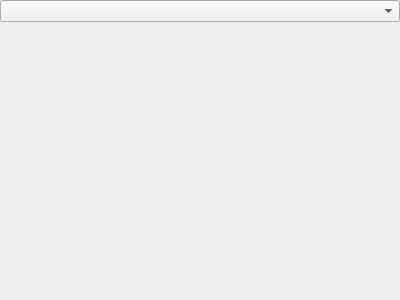
Qt form src/ui/qt/detail/ngp_flashmasta_cartridge_widget.ui (TheFlav/Flash-Masta-Desktop) before a commit.
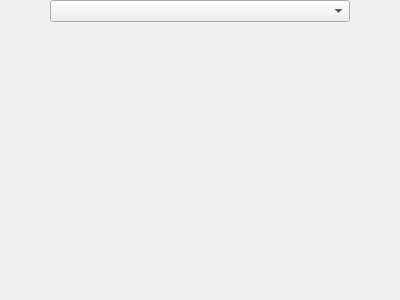
The same form after that commit.

Commit message:
Numerous layout improvements
* Updated layout for NgpFlashmastaCartridgeWidget
* Updated layout for NgpFmCartridgeInfoWidget

The edit to the form file:
```diff
--- a/src/ui/qt/detail/ngp_flashmasta_cartridge_widget.ui
+++ b/src/ui/qt/detail/ngp_flashmasta_cartridge_widget.ui
@@ -27,7 +27,59 @@
     <number>0</number>
    </property>
    <item>
-    <widget class="QComboBox" name="slotsComboBox"/>
+    <layout class="QHBoxLayout" name="horizontalLayout" stretch="0,1,0">
+     <property name="spacing">
+      <number>0</number>
+     </property>
+     <property name="leftMargin">
+      <number>0</number>
+     </property>
+     <property name="topMargin">
+      <number>0</number>
+     </property>
+     <property name="rightMargin">
+      <number>0</number>
+     </property>
+     <property name="bottomMargin">
+      <number>0</number>
+     </property>
+     <item>
+      <spacer name="horizontalSpacer">
+       <property name="orientation">
+        <enum>Qt::Horizontal</enum>
+       </property>
+       <property name="sizeHint" stdset="0">
+        <size>
+         <width>40</width>
+         <height>20</height>
+        </size>
+       </property>
+      </spacer>
+     </item>
+     <item>
+      <widget class="QComboBox" name="slotsComboBox">
+       <property name="maximumSize">
+        <size>
+         <width>300</width>
+         <height>16777215</height>
+        </size>
+       </property>
+      </widget>
+     </item>
+     <item>
+      <spacer name="horizontalSpacer_2">
+       <property name="orientation">
+        <enum>Qt::Horizontal</enum>
+       </property>
+       <property name="sizeHint" stdset="0">
+        <size>
+         <width>40</width>
+         <height>20</height>
+        </size>
+       </property>
+      </spacer>
+     </item>
+    </layout>
    </item>
    <item>
     <widget class="QWidget" name="defaultWidget" native="true"/>
```
The commit also changes 2 other files.
